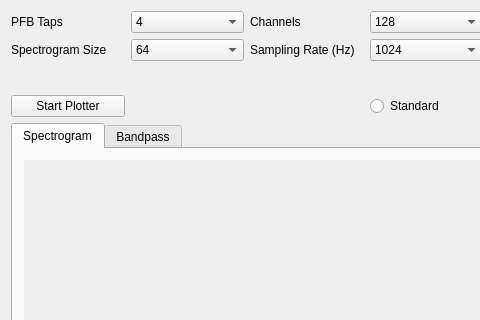
dreademarco/Spectrometer, file src/mainwindow.ui: the form before one commit; both pictures show x 0 to 480 and y 0 to 320 of the 743 by 443 pixel window.
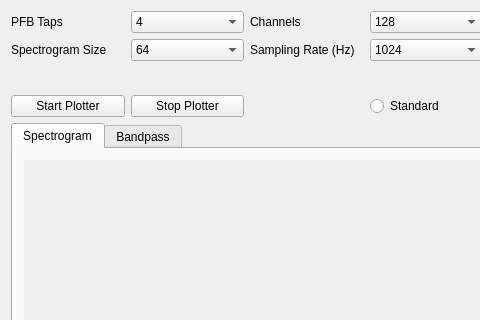
The form after the commit. Custom widgets are drawn as their Qt base class.

```diff
--- a/src/mainwindow.ui
+++ b/src/mainwindow.ui
@@ -294,6 +294,13 @@
         </property>
        </widget>
       </item>
+      <item row="3" column="1">
+       <widget class="QPushButton" name="stopPushButton">
+        <property name="text">
+         <string>Stop Plotter</string>
+        </property>
+       </widget>
+      </item>
      </layout>
     </item>
     <item>
```
